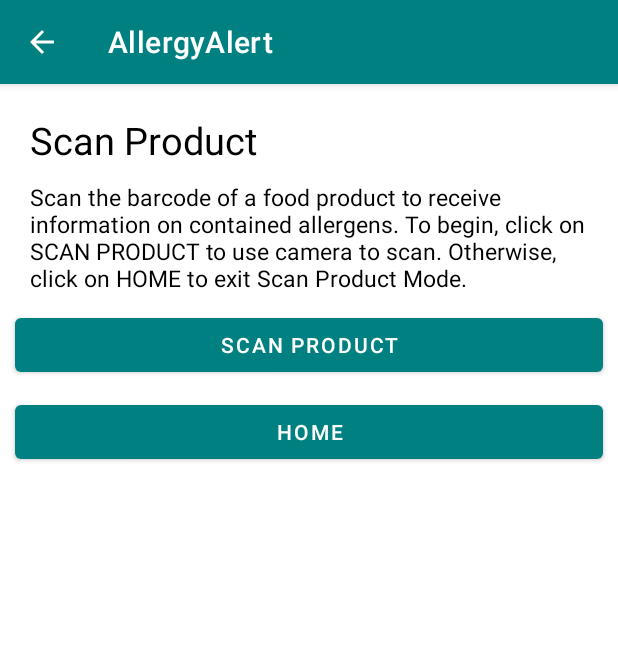
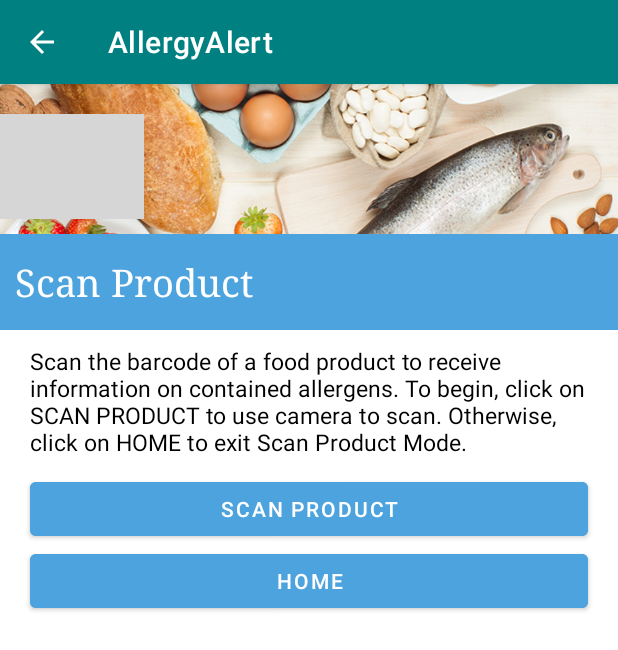
Before and after one commit to LeoBueno15/AllergyAlert, an Android app: the ScanProduct screen opened directly, with no data from a screen before it, on a phone screen of 412 x 824 dp. Shown: the top 650 px of the screen. Run offline under Robolectric (Android 15) with nearby library versions, the phone set to English and light mode, and no system bars; libraries missing offline, so code that uses them is left out: com.google.zxing.integration; grey boxes are pictures that could not be loaded.

Commit message:
updated UI's to include header and titles

```diff
--- a/app/build.gradle
+++ b/app/build.gradle
@@ -31,7 +31,7 @@ android {
         jvmTarget = '1.8'
     }
     buildFeatures {
-        viewBinding true
+        viewBinding = true
     }
     buildToolsVersion '31.0.0'
 }
--- a/app/src/main/java/com/example/allergyalert/ui/checkproduct/CheckProductFragment.kt
+++ b/app/src/main/java/com/example/allergyalert/ui/checkproduct/CheckProductFragment.kt
@@ -5,6 +5,8 @@ import android.os.Bundle
 import android.view.LayoutInflater
 import android.view.View
 import android.view.ViewGroup
+import android.widget.ArrayAdapter
+import android.widget.AutoCompleteTextView
 import android.widget.Button
 import android.widget.TextView
 import androidx.fragment.app.Fragment
@@ -37,10 +39,6 @@ class CheckProductFragment : Fragment() {
         _binding = FragmentCheckProductBinding.inflate(inflater, container, false)
         val root: View = binding.root
 
-        val textView: TextView = binding.textGallery
-        checkProductViewModel.text.observe(viewLifecycleOwner, Observer {
-            textView.text = it
-        })
 
         scanButton = binding.scanProduct
         searchButton = binding.searchProduct
--- a/app/src/main/res/drawable/background_1.xml
+++ b/app/src/main/res/drawable/background_1.xml
@@ -1,7 +1,7 @@
 <?xml version="1.0" encoding="utf-8"?>
 <shape xmlns:android="http://schemas.android.com/apk/res/android">
     <gradient
-        android:angle="0"
+        android:angle="90"
         android:startColor="#FFFFFF"
         android:endColor="#FFCB90"
         />
--- a/app/src/main/res/drawable/background_2.xml
+++ b/app/src/main/res/drawable/background_2.xml
@@ -1,7 +1,7 @@
 <?xml version="1.0" encoding="utf-8"?>
 <shape xmlns:android="http://schemas.android.com/apk/res/android">
     <gradient
-        android:angle="120"
+        android:angle="90"
         android:startColor="#FFFFFF"
         android:endColor="#FFCB90"
         />
--- a/app/src/main/res/drawable/background_4.xml
+++ b/app/src/main/res/drawable/background_4.xml
@@ -1,7 +1,7 @@
 <?xml version="1.0" encoding="utf-8"?>
 <shape xmlns:android="http://schemas.android.com/apk/res/android">
     <gradient
-        android:angle="270"
+        android:angle="90"
         android:startColor="#FFCB90"
         android:endColor="#FFFF"
         />
--- a/app/src/main/res/drawable/background_5.xml
+++ b/app/src/main/res/drawable/background_5.xml
@@ -1,7 +1,7 @@
 <?xml version="1.0" encoding="utf-8"?>
 <shape xmlns:android="http://schemas.android.com/apk/res/android">
     <gradient
-        android:angle="120"
+        android:angle="90"
         android:startColor="#FFFF"
         android:endColor="#FFCB90"
         />
--- a/app/src/main/res/layout/activity_main.xml
+++ b/app/src/main/res/layout/activity_main.xml
@@ -22,5 +22,8 @@
         android:layout_gravity="start"
         android:fitsSystemWindows="true"
         app:headerLayout="@layout/nav_header_main"
-        app:menu="@menu/activity_main_drawer" />
+        app:menu="@menu/activity_main_drawer"
+
+
+        />
 </androidx.drawerlayout.widget.DrawerLayout>
--- a/app/src/main/res/layout/activity_scan_product.xml
+++ b/app/src/main/res/layout/activity_scan_product.xml
@@ -1,24 +1,64 @@
 <?xml version="1.0" encoding="utf-8"?>
-<androidx.constraintlayout.widget.ConstraintLayout xmlns:android="http://schemas.android.com/apk/res/android"
+<LinearLayout xmlns:android="http://schemas.android.com/apk/res/android"
     xmlns:app="http://schemas.android.com/apk/res-auto"
-    xmlns:tools="http://schemas.android.com/tools"
+    android:layout_width="fill_parent"
+    android:layout_height="match_parent"
+    android:orientation="vertical"
+    android:backgroundTint="@color/blue"
+    android:fontFamily="roboto"
+    >
+
+    <LinearLayout
         android:layout_width="match_parent"
-    android:layout_height="match_parent"
-    android:id="@+id/scan_product_layout"
-    tools:context=".ui.checkproduct.ScanProduct">
+        android:layout_height="wrap_content"
+        android:orientation="vertical"
+        android:background="@color/blue"
+        >
+        <RelativeLayout
+            android:layout_width="fill_parent"
+            android:layout_height="100dp"
+            android:orientation="vertical"
+            android:layout_gravity="center"
+            >
+
+            <ImageView
+                android:id="@+id/imageProfile"
+                android:layout_width="fill_parent"
+                android:layout_height="100dp"
+                android:layout_marginStart="0dp"
+                android:layout_marginTop="0dp"
+                android:layout_marginEnd="0dp"
+                android:layout_marginBottom="0dp"
+                android:scaleType="centerCrop"
+                android:src="@drawable/food">
+
+            </ImageView>
+
+            <ImageView
+                android:id="@+id/profileImage"
+                android:layout_width="wrap_content"
+                android:layout_height="70dp"
+                android:layout_marginTop="20dp"
+                android:scaleType="fitCenter"
+                android:src="@drawable/profile"></ImageView>
+        </RelativeLayout>
+
 
         <TextView
             android:id="@+id/scan_title"
-        android:layout_width="match_parent"
+            android:fontFamily="serif"
+            android:layout_width="fill_parent"
             android:layout_height="wrap_content"
-        android:layout_marginBottom="15dp"
-        android:layout_marginTop="20dp"
-        android:layout_marginRight="20dp"
-        android:layout_marginLeft="20dp"
+            android:textColor="@color/white"
+            android:textSize="25sp"
             android:text="@string/scan_product_title"
-        android:textColor="@color/black"
-        android:textSize="25sp"
-        app:layout_constraintTop_toTopOf="parent"/>
+            android:layout_marginLeft="10dp"
+            android:layout_marginVertical="15dp"
+            app:layout_constraintTop_toTopOf="parent"
+
+            />
+    </LinearLayout>
+
 
     <TextView
         android:id="@+id/scan_text"
@@ -30,23 +70,32 @@
         android:layout_marginLeft="20dp"
         android:layout_marginRight="20dp"
         android:text="@string/scan_product_text"
-        app:layout_constraintTop_toBottomOf="@+id/scan_title"/>
+        app:layout_constraintTop_toBottomOf="parent"/>
+
+    <LinearLayout
+        android:id="@+id/ingredients_layout"
+        android:orientation="vertical"
+        android:layout_width="match_parent"
+        android:layout_height="match_parent"
+        android:layout_margin="10dp">
 
 
         <Button
             android:id="@+id/scan_button"
             android:layout_width="match_parent"
             android:layout_height="wrap_content"
-        android:layout_margin="10dp"
+            android:layout_marginHorizontal="10dp"
             android:text="@string/scan_product_now"
-        app:layout_constraintTop_toBottomOf="@+id/scan_text" />
+            android:backgroundTint="@color/blue"
+            />
 
         <Button
             android:id="@+id/home_button"
             android:layout_width="match_parent"
             android:layout_height="wrap_content"
             android:text="@string/home_button"
-        android:layout_margin="10dp"
-        app:layout_constraintTop_toBottomOf="@+id/scan_button" />
-
-</androidx.constraintlayout.widget.ConstraintLayout>
+            android:layout_marginHorizontal="10dp"
+            android:backgroundTint="@color/blue"
+            />
+    </LinearLayout>
+</LinearLayout>
--- a/app/src/main/res/layout/app_bar_main.xml
+++ b/app/src/main/res/layout/app_bar_main.xml
@@ -5,6 +5,7 @@
     android:layout_width="match_parent"
     android:layout_height="match_parent"
     tools:context=".MainActivity">
+
 
     <com.google.android.material.appbar.AppBarLayout
         android:layout_width="match_parent"
@@ -15,10 +16,11 @@
             android:id="@+id/toolbar"
             android:layout_width="match_parent"
             android:layout_height="?attr/actionBarSize"
-            android:background="?attr/colorPrimary"
+            android:background="@color/blue"
             app:popupTheme="@style/Theme.AllergyAlert.PopupOverlay" />
 
     </com.google.android.material.appbar.AppBarLayout>
+
 
     <include layout="@layout/content_main" />
 
--- a/app/src/main/res/layout/content_main.xml
+++ b/app/src/main/res/layout/content_main.xml
@@ -6,6 +6,8 @@
     android:layout_height="match_parent"
     app:layout_behavior="@string/appbar_scrolling_view_behavior"
     tools:showIn="@layout/app_bar_main">
+
+
 
     <fragment
         android:id="@+id/nav_host_fragment_content_main"
--- a/app/src/main/res/layout/fragment_home.xml
+++ b/app/src/main/res/layout/fragment_home.xml
@@ -49,6 +49,6 @@
         app:layout_constraintEnd_toEndOf="parent"
         android:contentDescription="@string/add_prof_allergen"
         app:srcCompat="@android:drawable/ic_input_add"
-        android:tint="@android:color/white"/>
+        />
 
 </androidx.constraintlayout.widget.ConstraintLayout>
```
Also changed, not shown: app/src/main/res/layout/activity_add_profile.xml (+6 -6 lines), app/src/main/res/layout/activity_product_information.xml (+65 -16 lines), app/src/main/res/layout/activity_profiles_view.xml (+4 -4 lines), app/src/main/res/layout/fragment_check_product.xml (+57 -23 lines), app/src/main/res/layout/nav_header_main.xml (+9 -8 lines). Lines whose indentation alone changed are shown as unchanged.
